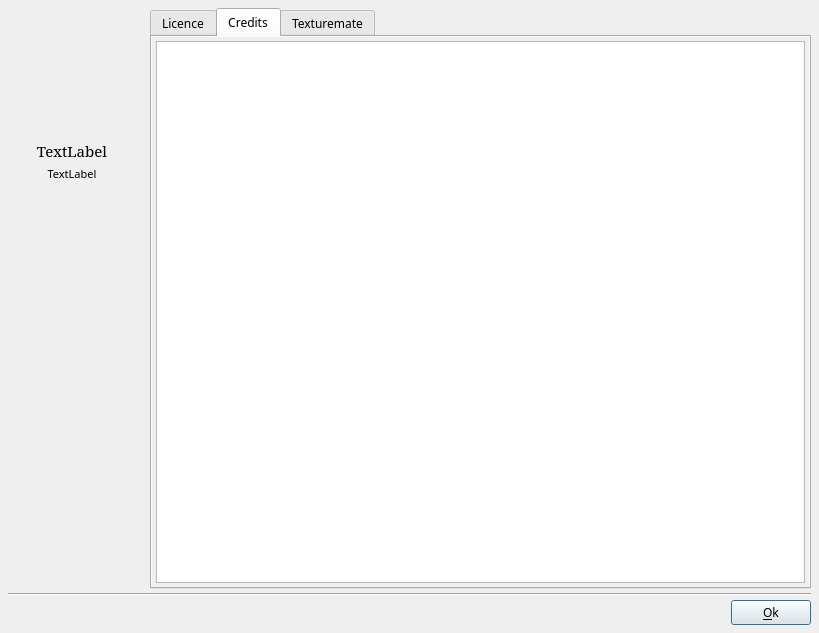
Above: src/ffDiaporama/DlgAbout/DlgAbout.ui from boenki/ffdiaporama before the change. Below: the same form after it.
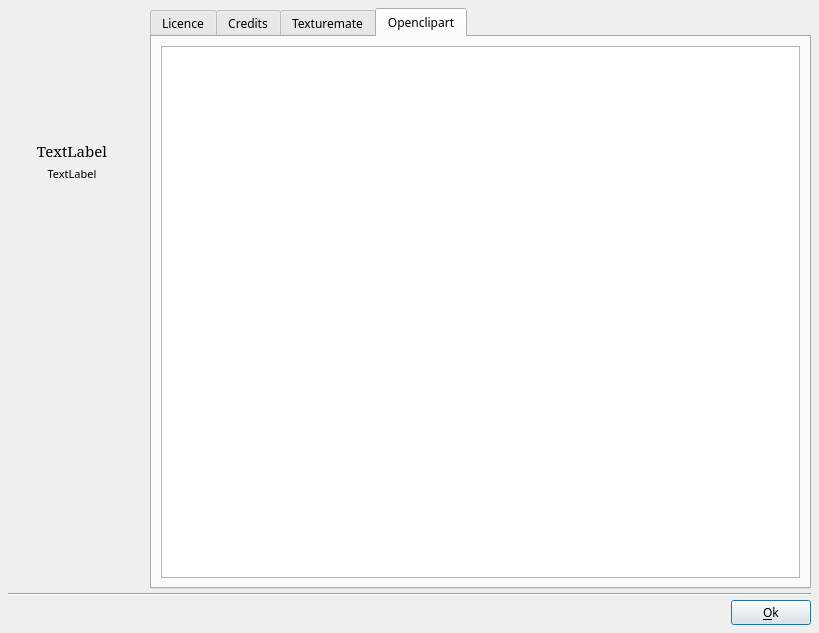
That is the form after the change. Icons and pictures are not drawn.

```diff
--- a/src/ffDiaporama/DlgAbout/DlgAbout.ui
+++ b/src/ffDiaporama/DlgAbout/DlgAbout.ui
@@ -95,7 +95,7 @@
        <item>
         <widget class="QTabWidget" name="tabWidget">
          <property name="currentIndex">
-          <number>1</number>
+          <number>3</number>
          </property>
          <widget class="QWidget" name="tab_2">
           <attribute name="title">
@@ -263,8 +263,8 @@
                <rect>
                 <x>0</x>
                 <y>0</y>
-                <width>652</width>
-                <height>535</height>
+                <width>98</width>
+                <height>83</height>
                </rect>
               </property>
               <layout class="QGridLayout" name="gridLayout_2">
@@ -310,6 +310,20 @@
            </item>
           </layout>
          </widget>
+         <widget class="QWidget" name="Openclipart">
+          <attribute name="title">
+           <string notr="true">Openclipart</string>
+          </attribute>
+          <layout class="QVBoxLayout" name="verticalLayout_6">
+           <item>
+            <widget class="QTextEdit" name="OpenclipartED">
+             <property name="readOnly">
+              <bool>true</bool>
+             </property>
+            </widget>
+           </item>
+          </layout>
+         </widget>
         </widget>
        </item>
       </layout>
```
Left out of the diff: 2 changed lines with no effect on the pictures.
